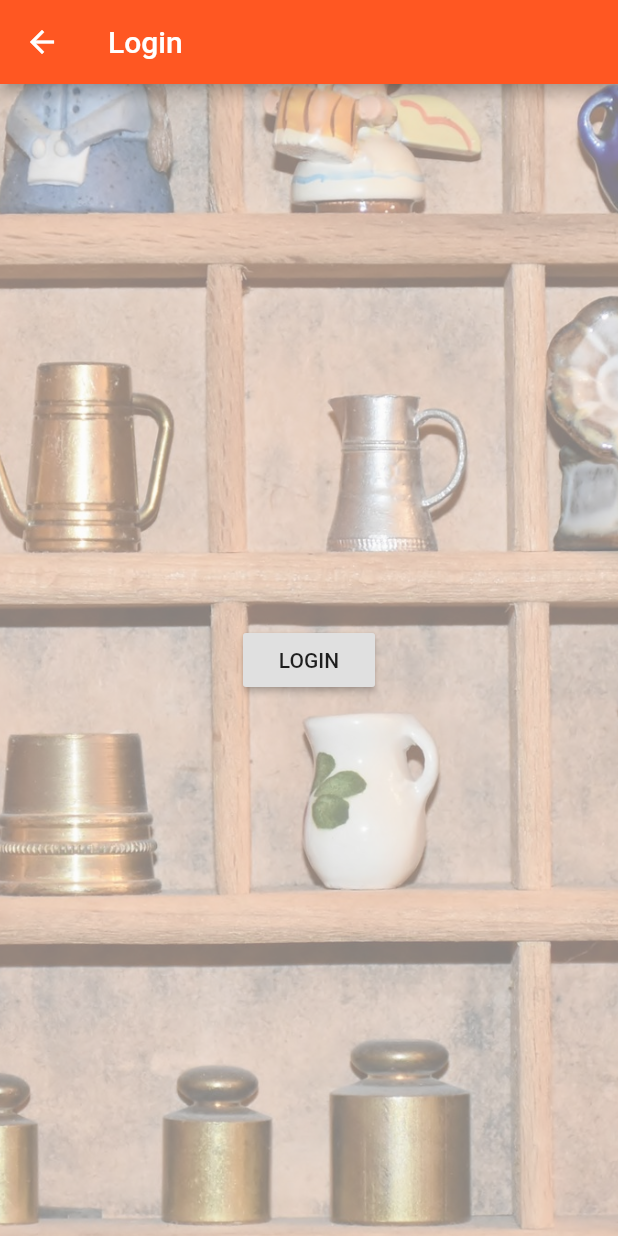
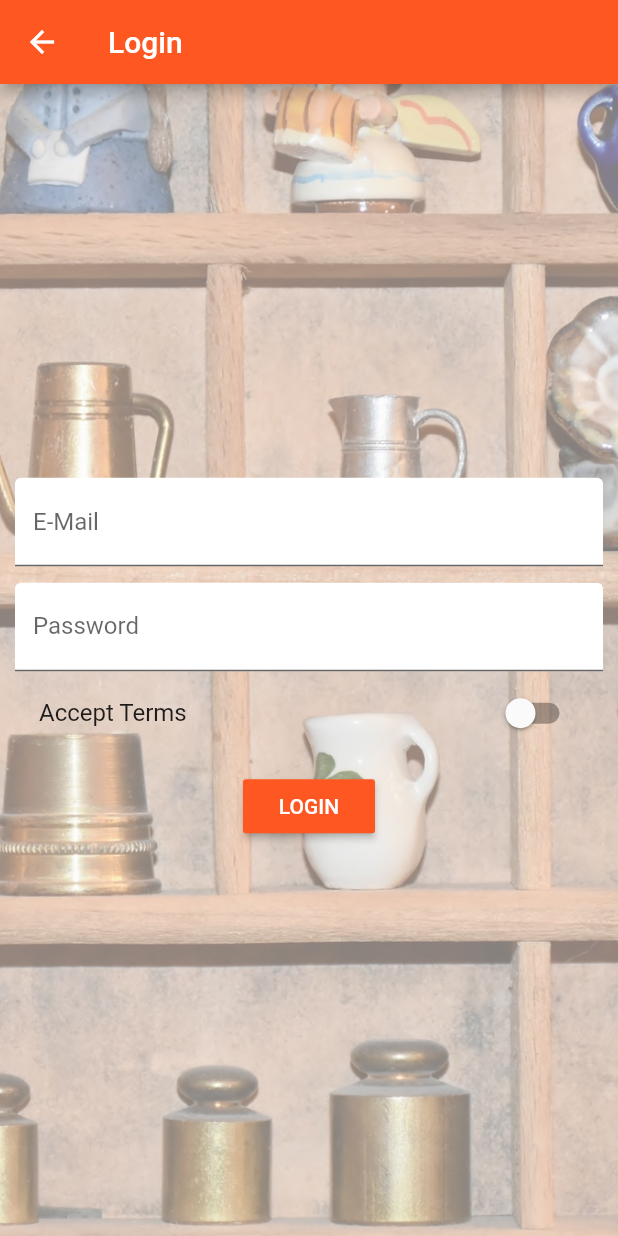
Before and after one commit to fardeen9983/Flutter-Projects, a Flutter app: the AuthPage screen opened directly, on a phone screen of 412 x 824 dp. Run offline on Flutter 3.47's test engine with Material 2 defaults, Android fonts, the phone set to English and light mode, and no system bars.

Commit message:
Refactoring and Optimizing code

```diff
--- a/easy_list/lib/main.dart
+++ b/easy_list/lib/main.dart
@@ -1,3 +1,4 @@
+import 'package:easy_list/pages/auth.dart';
 import 'package:easy_list/pages/product.dart';
 import 'package:easy_list/pages/products.dart';
 import 'package:easy_list/pages/products_admin.dart';
@@ -40,7 +41,8 @@ class _MyAppState extends State<MyApp> {
     return MaterialApp(
       debugShowCheckedModeBanner: false,
       routes: {
-        "/": (context) => ProductsPage(_products),
+        '/': (BuildContext context) => AuthPage(),
+        "/products": (context) => ProductsPage(_products),
         "/admin": (context) => ProductsAdminPage(_addProduct, _deleteProduct),
       },
       onGenerateRoute: (RouteSettings settings) {
--- a/easy_list/lib/pages/auth.dart
+++ b/easy_list/lib/pages/auth.dart
@@ -1,26 +1,103 @@
 import 'package:flutter/material.dart';
-import 'products.dart';
 
-class AuthPage extends StatelessWidget {
+class AuthPage extends StatefulWidget {
+  @override
+  State<StatefulWidget> createState() {
+    return _AuthPageState();
+  }
+}
+
+class _AuthPageState extends State<AuthPage> {
+  String _emailValue;
+  String _passwordValue;
+  bool _acceptTerms = false;
+
+  DecorationImage _buildBackgroundImage() {
+    return DecorationImage(
+      fit: BoxFit.cover,
+      colorFilter:
+          ColorFilter.mode(Colors.black.withOpacity(0.5), BlendMode.dstATop),
+      image: AssetImage('assets/background.jpg'),
+    );
+  }
+
+  Widget _buildEmailTextField() {
+    return TextField(
+      decoration: InputDecoration(
+          labelText: 'E-Mail', filled: true, fillColor: Colors.white),
+      keyboardType: TextInputType.emailAddress,
+      onChanged: (String value) {
+        setState(() {
+          _emailValue = value;
+        });
+      },
+    );
+  }
+
+  Widget _buildPasswordTextField() {
+    return TextField(
+      decoration: InputDecoration(
+          labelText: 'Password', filled: true, fillColor: Colors.white),
+      obscureText: true,
+      onChanged: (String value) {
+        setState(() {
+          _passwordValue = value;
+        });
+      },
+    );
+  }
+
+  Widget _buildAcceptSwitch() {
+    return SwitchListTile(
+      value: _acceptTerms,
+      onChanged: (bool value) {
+        setState(() {
+          _acceptTerms = value;
+        });
+      },
+      title: Text('Accept Terms'),
+    );
+  }
+
+  void _submitForm() {
+    print(_emailValue);
+    print(_passwordValue);
+    Navigator.pushReplacementNamed(context, '/products');
+  }
+
   @override
   Widget build(BuildContext context) {
     return Scaffold(
       appBar: AppBar(
-        title: Text("Login"),
+        title: Text('Login'),
       ),
       body: Container(
         decoration: BoxDecoration(
-            image: DecorationImage(
-                image: AssetImage("assets/background.jpg"),
-                fit: BoxFit.cover,
-                colorFilter: ColorFilter.mode(
-                    Colors.black.withOpacity(0.5), BlendMode.dstATop))),
-        alignment: Alignment.center,
-        child: RaisedButton(
-          child: Text("LOGIN"),
-          onPressed: () {
-            Navigator.pushReplacementNamed(context, "/");
-          },
+          image: _buildBackgroundImage(),
+        ),
+        padding: EdgeInsets.all(10.0),
+        child: Center(
+          child: SingleChildScrollView(
+            child: Column(
+              children: <Widget>[
+                _buildEmailTextField(),
+                SizedBox(
+                  height: 10.9,
+                ),
+                _buildPasswordTextField(),
+                _buildAcceptSwitch(),
+                SizedBox(
+                  height: 10.0,
+                ),
+                RaisedButton(
+                  color: Theme.of(context).primaryColor,
+                  textColor: Colors.white,
+                  child: Text('LOGIN'),
+                  onPressed: _submitForm,
+                ),
+              ],
+            ),
+          ),
         ),
       ),
     );
```
Also changed, not shown: easy_list/lib/pages/product.dart (+18 -17 lines), easy_list/lib/pages/product_create.dart (+24 -14 lines), easy_list/lib/pages/products_admin.dart (+13 -5 lines), easy_list/lib/widgets/products/product_card.dart (added, +64 -0 lines), easy_list/lib/widgets/products/products.dart (+2 -58 lines), easy_list/lib/widgets/ui_elements/address_tile.dart (added, +17 -0 lines), easy_list/lib/widgets/ui_elements/title_text.dart (added, +15 -0 lines).
